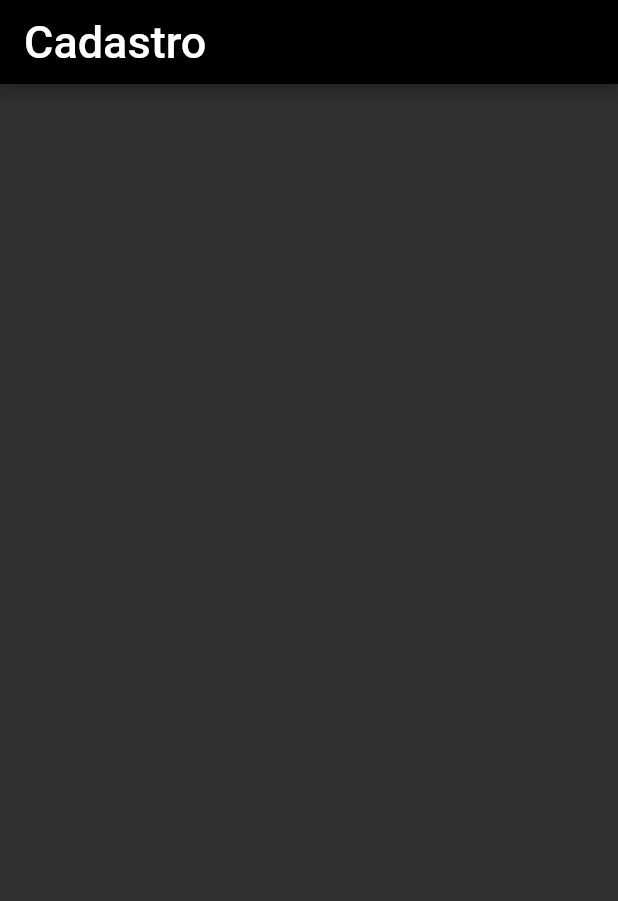
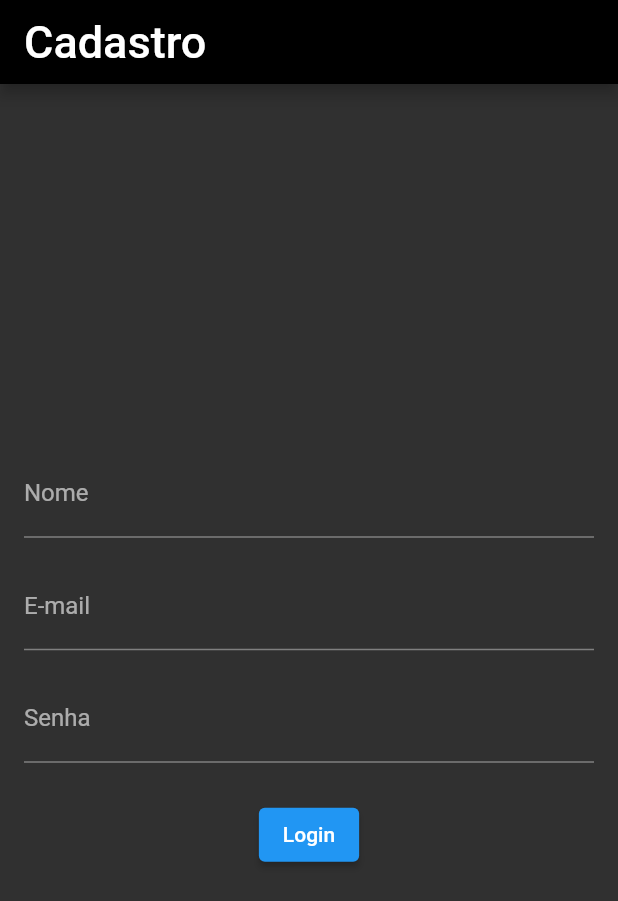
Before and after one commit to mayque731/sisteminha, a Flutter app: the screen it shows after launch, after a tap on "Cadastro", on a phone screen of 412 x 824 dp. Shown: the top 901 px of the screen. Run offline on Flutter 3.47's test engine with Material 2 defaults, Android fonts, the phone set to English and light mode, and no system bars.

Commit message:
tela de cadastro alterada

```diff
--- a/lib/src/cadastro.dart
+++ b/lib/src/cadastro.dart
@@ -24,6 +24,40 @@ class _Cadastro extends State<Cadastro> {
               ),
             ),
           ),
+          body: Padding(
+            padding: EdgeInsets.all(16.0),
+            child: Column(
+              mainAxisAlignment: MainAxisAlignment.center,
+              children: [
+                TextFormField(
+                  decoration: InputDecoration(
+                    labelText: 'Nome',
+                  ),
+                ),
+                SizedBox(height: 16.0),
+                TextFormField(
+                  decoration: InputDecoration(
+                    labelText: 'E-mail',
+                  ),
+                  obscureText: true,
+                ),
+                SizedBox(height: 16.0),
+                TextFormField(
+                  decoration: InputDecoration(
+                    labelText: 'Senha',
+                  ),
+                  obscureText: true,
+                ),
+                SizedBox(height: 24.0),
+                ElevatedButton(
+                  onPressed: () {
+                    // Ação do botão de login
+                  },
+                  child: Text('Login'),
+                ),
+              ],
+            ),
+          ),
         ));
   }
 }
```
Also changed, not shown: pubspec.lock.
